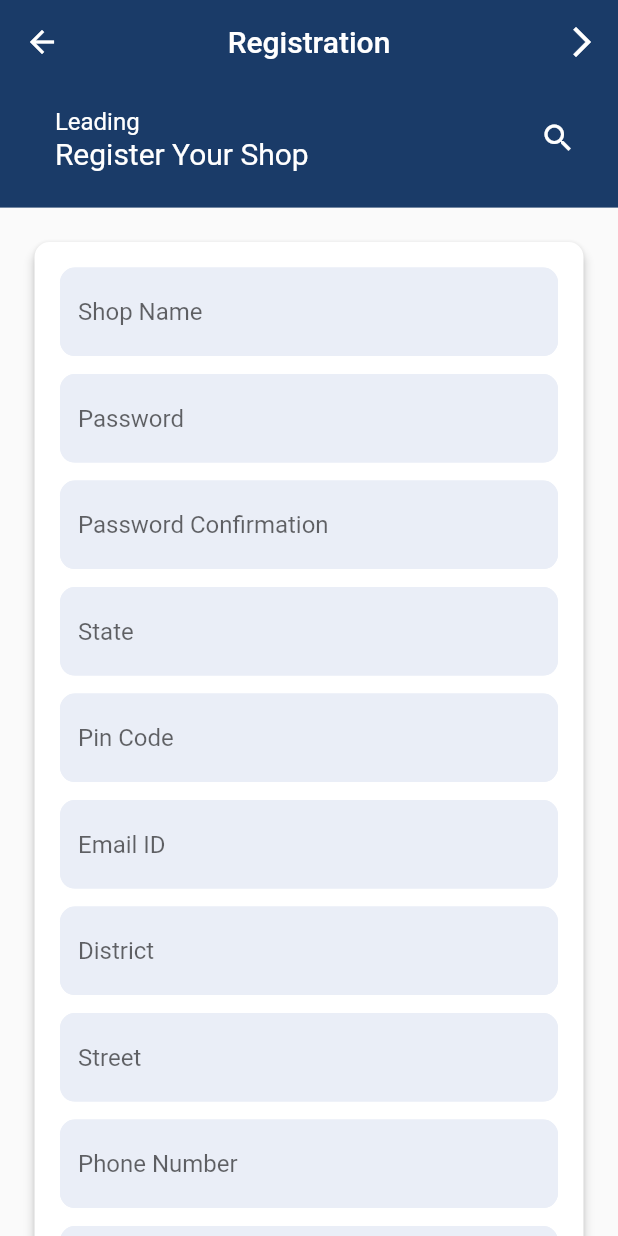
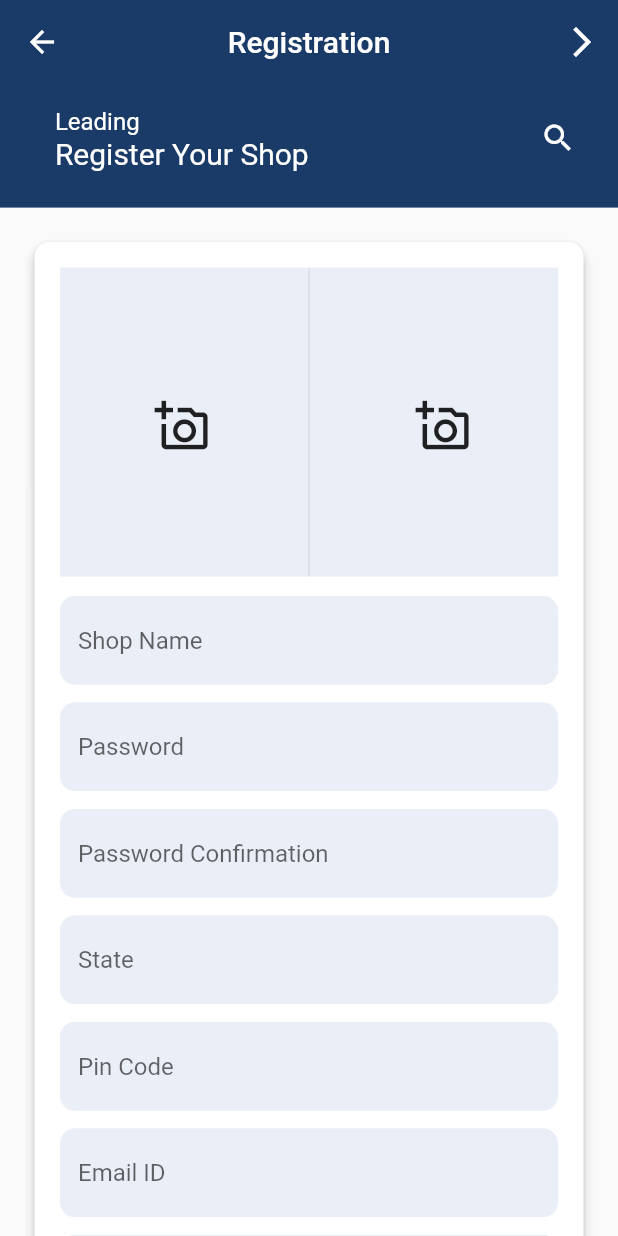
Before and after one commit to Hisham-reactz/flutter_best_practices, a Flutter app: the screen it shows after launch, after a tap on "Sign In", after a tap on "Sign Up", on a phone screen of 412 x 824 dp. Run offline on Flutter 3.47's test engine with Material 2 defaults, Android fonts, the phone set to English and light mode, and no system bars; our stand-ins replace bloc, equatable, flutter_bloc.

Commit message:
register_image_input_add

```diff
--- a/lib/register/view/register_view.dart
+++ b/lib/register/view/register_view.dart
@@ -1,6 +1,7 @@
 import 'package:flutter/material.dart';
 part 'widgets/register_buttons.dart';
 part 'widgets/register_form_inputs.dart';
+part 'widgets/register_image_input.dart';
 
 class RegisterView extends StatelessWidget {
   const RegisterView({Key? key}) : super(key: key);
@@ -71,8 +72,14 @@ class RegisterView extends StatelessWidget {
                             key: formKey,
                             child: Column(
                                 crossAxisAlignment: CrossAxisAlignment.center,
-                                children:
-                                    inputList + [regButton(context, formKey)]),
+                                children: [
+                                      imageInput(context),
+                                      const SizedBox(
+                                        height: 13,
+                                      )
+                                    ] +
+                                    inputList +
+                                    [regButton(context, formKey)]),
                           )))),
             ]),
           ),
--- /dev/null
+++ b/lib/register/view/widgets/register_image_input.dart
@@ -0,0 +1,26 @@
+part of '../register_view.dart';
+
+Widget imageInput(BuildContext context) {
+  return Container(
+    child: Row(mainAxisAlignment: MainAxisAlignment.spaceEvenly, children: [
+      IconButton(
+          onPressed: () {},
+          icon: const Icon(
+            Icons.add_a_photo_outlined,
+            size: 37,
+          )),
+      const VerticalDivider(),
+      IconButton(
+          onPressed: () {},
+          icon: const Icon(
+            Icons.add_a_photo_outlined,
+            size: 37,
+          )),
+    ]),
+    height: MediaQuery.of(context).size.height / 4,
+    width: MediaQuery.of(context).size.width,
+    decoration: const BoxDecoration(
+      color: Color(0xFFEAEEF7),
+    ),
+  );
+}
```
